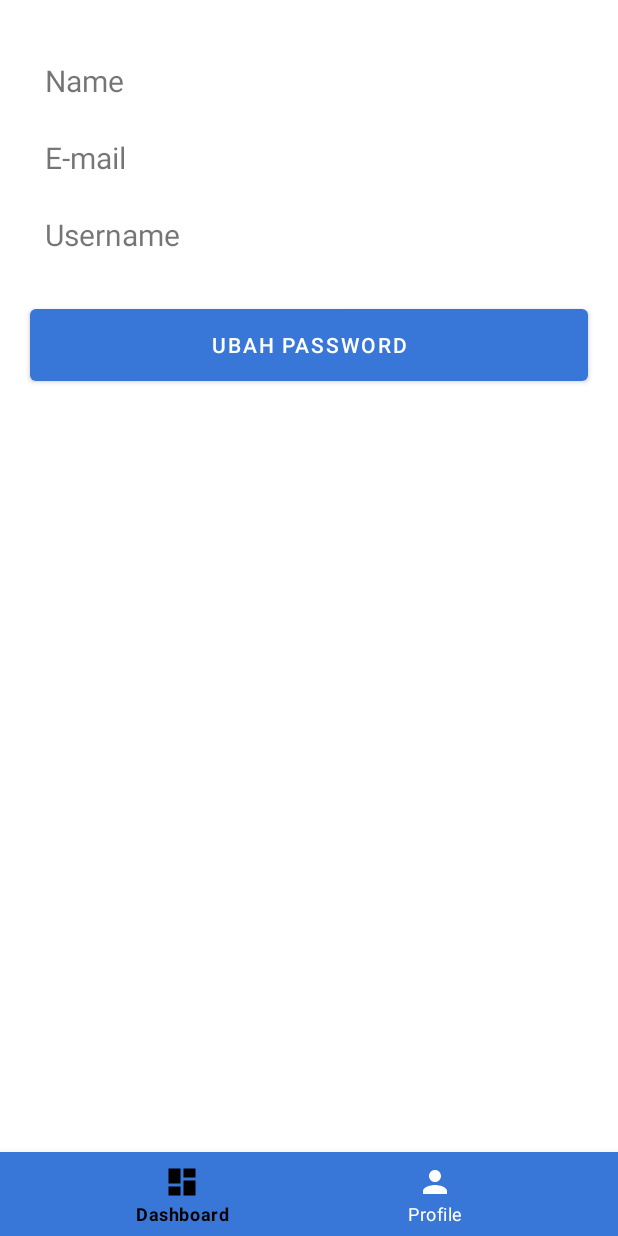
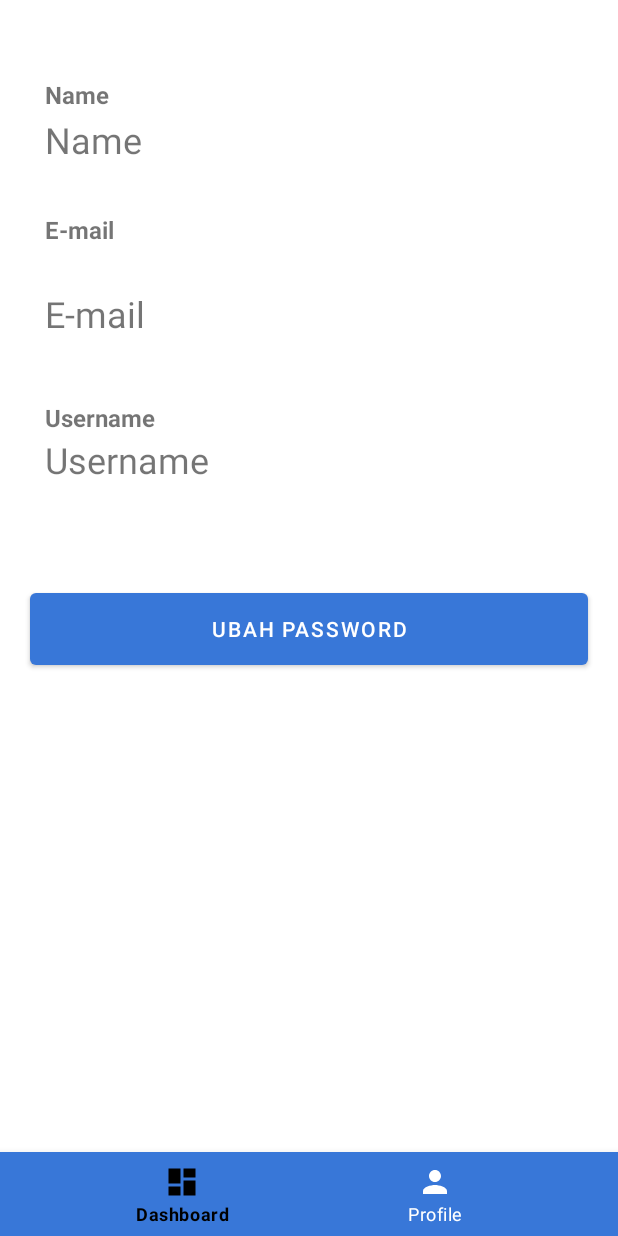
Before and after one commit to StringLAX/RoadSignSpotter, an Android app: the layout activity_profile.xml on its own in the app's theme, with its tools: preview values and no code run, on a phone screen of 412 x 824 dp. Run offline under Robolectric (Android 15) with nearby library versions, the phone set to English and light mode, and no system bars.

Commit message:
Capstone Started Day 23 (Making Proto UI)

```diff
--- a/app/src/main/java/com/c23ps203/roadsignspotter/ui/MainActivity.kt
+++ b/app/src/main/java/com/c23ps203/roadsignspotter/ui/MainActivity.kt
@@ -22,11 +22,11 @@ class MainActivity : AppCompatActivity() {
         binding = ActivityMainBinding.inflate(layoutInflater)
         setContentView(binding.root)
 
-        supportActionBar?.title = "Road-Sign Spotter" + " | " + "Main"
+        supportActionBar?.title = "Road-Sign Spotter" + " | " + "Dashboard"
 
         sharedPref = PreferenceHelper(this)
 
-        binding.tvName.text = "Hello ${sharedPref.getString(Constant.prefName).toString()}"
+        binding.tvName.text = sharedPref.getString(Constant.prefName).toString()
 
         Log.d("token", sharedPref.getString(Constant.prefToken).toString())
         Log.d("name", sharedPref.getString(Constant.prefName).toString())
--- /dev/null
+++ b/app/src/main/res/drawable/ic_email_24.xml
@@ -0,0 +1,5 @@
+<vector android:height="24dp" android:tint="#5A5A5A"
+    android:viewportHeight="24" android:viewportWidth="24"
+    android:width="24dp" xmlns:android="http://schemas.android.com/apk/res/android">
+    <path android:fillColor="@android:color/white" android:pathData="M20,4L4,4c-1.1,0 -1.99,0.9 -1.99,2L2,18c0,1.1 0.9,2 2,2h16c1.1,0 2,-0.9 2,-2L22,6c0,-1.1 -0.9,-2 -2,-2zM20,8l-8,5 -8,-5L4,6l8,5 8,-5v2z"/>
+</vector>
--- /dev/null
+++ b/app/src/main/res/drawable/ic_name_24.xml
@@ -0,0 +1,5 @@
+<vector android:height="24dp" android:tint="#5A5A5A"
+    android:viewportHeight="24" android:viewportWidth="24"
+    android:width="24dp" xmlns:android="http://schemas.android.com/apk/res/android">
+    <path android:fillColor="@android:color/white" android:pathData="M19,3H5C3.9,3 3,3.9 3,5v14c0,1.1 0.9,2 2,2h14c1.1,0 2,-0.9 2,-2V5C21,3.9 20.1,3 19,3zM12,6c1.93,0 3.5,1.57 3.5,3.5c0,1.93 -1.57,3.5 -3.5,3.5s-3.5,-1.57 -3.5,-3.5C8.5,7.57 10.07,6 12,6zM19,19H5v-0.23c0,-0.62 0.28,-1.2 0.76,-1.58C7.47,15.82 9.64,15 12,15s4.53,0.82 6.24,2.19c0.48,0.38 0.76,0.97 0.76,1.58V19z"/>
+</vector>
--- /dev/null
+++ b/app/src/main/res/drawable/ic_password_24.xml
@@ -0,0 +1,5 @@
+<vector android:height="24dp" android:tint="#5A5A5A"
+    android:viewportHeight="24" android:viewportWidth="24"
+    android:width="24dp" xmlns:android="http://schemas.android.com/apk/res/android">
+    <path android:fillColor="@android:color/white" android:pathData="M2,17h20v2H2V17zM3.15,12.95L4,11.47l0.85,1.48l1.3,-0.75L5.3,10.72H7v-1.5H5.3l0.85,-1.47L4.85,7L4,8.47L3.15,7l-1.3,0.75L2.7,9.22H1v1.5h1.7L1.85,12.2L3.15,12.95zM9.85,12.2l1.3,0.75L12,11.47l0.85,1.48l1.3,-0.75l-0.85,-1.48H15v-1.5h-1.7l0.85,-1.47L12.85,7L12,8.47L11.15,7l-1.3,0.75l0.85,1.47H9v1.5h1.7L9.85,12.2zM23,9.22h-1.7l0.85,-1.47L20.85,7L20,8.47L19.15,7l-1.3,0.75l0.85,1.47H17v1.5h1.7l-0.85,1.48l1.3,0.75L20,11.47l0.85,1.48l1.3,-0.75l-0.85,-1.48H23V9.22z"/>
+</vector>
--- /dev/null
+++ b/app/src/main/res/drawable/ic_username_24.xml
@@ -0,0 +1,5 @@
+<vector android:height="24dp" android:tint="#5A5A5A"
+    android:viewportHeight="24" android:viewportWidth="24"
+    android:width="24dp" xmlns:android="http://schemas.android.com/apk/res/android">
+    <path android:fillColor="@android:color/white" android:pathData="M12,2c-4.97,0 -9,4.03 -9,9 0,4.17 2.84,7.67 6.69,8.69L12,22l2.31,-2.31C18.16,18.67 21,15.17 21,11c0,-4.97 -4.03,-9 -9,-9zM12,4c1.66,0 3,1.34 3,3s-1.34,3 -3,3 -3,-1.34 -3,-3 1.34,-3 3,-3zM12,18.3c-2.5,0 -4.71,-1.28 -6,-3.22 0.03,-1.99 4,-3.08 6,-3.08 1.99,0 5.97,1.09 6,3.08 -1.29,1.94 -3.5,3.22 -6,3.22z"/>
+</vector>
--- a/app/src/main/res/layout/activity_login.xml
+++ b/app/src/main/res/layout/activity_login.xml
@@ -44,6 +44,8 @@
         android:layout_marginBottom="5dp"
         android:ems="10"
         android:hint="@string/email"
+        android:drawableStart="@drawable/ic_email_24"
+        android:drawablePadding="12dp"
         android:inputType="textEmailAddress"
         app:layout_constraintBottom_toBottomOf="parent"
         app:layout_constraintEnd_toEndOf="parent"
@@ -61,6 +63,8 @@
         android:layout_marginBottom="10dp"
         android:hint="@string/password"
         android:inputType="textPassword"
+        android:drawableStart="@drawable/ic_password_24"
+        android:drawablePadding="12dp"
         app:layout_constraintBottom_toBottomOf="parent"
         app:layout_constraintEnd_toEndOf="parent"
         app:layout_constraintStart_toStartOf="parent"
--- a/app/src/main/res/layout/activity_profile.xml
+++ b/app/src/main/res/layout/activity_profile.xml
@@ -10,17 +10,68 @@
         android:id="@+id/tv_name"
         android:layout_width="match_parent"
         android:layout_height="wrap_content"
+        android:layout_marginHorizontal="20dp"
         android:layout_marginTop="10dp"
-        android:layout_marginHorizontal="20dp"
         android:layout_marginBottom="2dp"
         android:padding="10dp"
         android:text="@string/name"
-        android:textSize="20sp"
+        android:textStyle="bold"
+        android:textSize="16sp"
         app:layout_constraintBottom_toTopOf="@+id/tv_username"
+        app:layout_constraintEnd_toEndOf="parent"
+        app:layout_constraintHorizontal_bias="0.4"
+        app:layout_constraintStart_toStartOf="parent"
+        app:layout_constraintTop_toTopOf="parent"
+        app:layout_constraintVertical_bias="0.159" />
+
+    <TextView
+        android:id="@+id/tv_show_name"
+        android:layout_width="match_parent"
+        android:layout_height="wrap_content"
+        android:layout_marginHorizontal="20dp"
+        android:layout_marginTop="10dp"
+        android:layout_marginBottom="2dp"
+        android:padding="10dp"
+        android:text="@string/name"
+        android:textSize="24sp"
+        app:layout_constraintBottom_toTopOf="@+id/tv_username"
+        app:layout_constraintEnd_toEndOf="parent"
+        app:layout_constraintHorizontal_bias="0.6"
+        app:layout_constraintStart_toStartOf="parent"
+        app:layout_constraintTop_toTopOf="parent"
+        app:layout_constraintVertical_bias="0.294" />
+
+    <TextView
+        android:id="@+id/tv_email"
+        android:layout_width="match_parent"
+        android:layout_height="wrap_content"
+        android:layout_below="@+id/tv_name"
+        android:layout_alignParentStart="true"
+        android:layout_alignParentEnd="true"
+        android:layout_marginHorizontal="20dp"
+        android:layout_marginTop="48dp"
+        android:padding="10dp"
+        android:text="@string/email"
+        android:textStyle="bold"
+        android:textSize="16sp"
+        app:layout_constraintEnd_toEndOf="parent"
+        app:layout_constraintStart_toStartOf="parent"
+        app:layout_constraintTop_toBottomOf="@id/tv_name" />
+
+    <TextView
+        android:id="@+id/tv_show_email"
+        android:layout_width="match_parent"
+        android:layout_height="wrap_content"
+        android:layout_marginHorizontal="20dp"
+        android:layout_marginTop="10dp"
+        android:padding="10dp"
+        android:text="@string/email"
+        android:textSize="24sp"
+        app:layout_constraintBottom_toTopOf="@+id/tv_show_username"
         app:layout_constraintEnd_toEndOf="parent"
         app:layout_constraintStart_toStartOf="parent"
         app:layout_constraintTop_toTopOf="parent"
-        app:layout_constraintVertical_bias="0.275" />
+        app:layout_constraintVertical_bias="0.793" />
 
     <TextView
         android:id="@+id/tv_username"
@@ -30,29 +81,29 @@
         android:layout_alignParentStart="true"
         android:layout_alignParentEnd="true"
         android:layout_marginHorizontal="20dp"
-        android:layout_marginTop="4dp"
         android:padding="10dp"
         android:text="@string/username"
-        android:textSize="20sp"
-        app:layout_constraintEnd_toEndOf="parent"
-        app:layout_constraintStart_toStartOf="parent"
-        app:layout_constraintTop_toBottomOf="@id/tv_email" />
+        android:textStyle="bold"
+        android:textSize="16sp"
+        app:layout_constraintBottom_toBottomOf="parent"
+        app:layout_constraintTop_toTopOf="parent"
+        app:layout_constraintVertical_bias="0.329"
+        tools:layout_editor_absoluteX="24dp" />
 
     <TextView
-        android:id="@+id/tv_email"
+        android:id="@+id/tv_show_username"
         android:layout_width="match_parent"
         android:layout_height="wrap_content"
-        android:layout_below="@+id/tv_name"
-        android:layout_alignParentStart="true"
-        android:layout_alignParentEnd="true"
         android:layout_marginHorizontal="20dp"
-        android:layout_marginTop="4dp"
         android:padding="10dp"
-        android:text="@string/email"
-        android:textSize="20sp"
+        android:text="@string/username"
+        android:textSize="24sp"
+        app:layout_constraintBottom_toBottomOf="parent"
         app:layout_constraintEnd_toEndOf="parent"
+        app:layout_constraintHorizontal_bias="0.6"
         app:layout_constraintStart_toStartOf="parent"
-        app:layout_constraintTop_toBottomOf="@id/tv_name" />
+        app:layout_constraintTop_toTopOf="parent"
+        app:layout_constraintVertical_bias="0.363" />
 
     <Button
         android:id="@+id/btn_change_password"
@@ -66,10 +117,9 @@
         android:text="@string/change_password"
         app:layout_constraintBottom_toTopOf="@+id/bottom_navigation"
         app:layout_constraintEnd_toEndOf="parent"
-        app:layout_constraintHorizontal_bias="0.6"
         app:layout_constraintStart_toStartOf="parent"
         app:layout_constraintTop_toBottomOf="@+id/tv_username"
-        app:layout_constraintVertical_bias="0.0" />
+        app:layout_constraintVertical_bias="0.19" />
 
     <com.google.android.material.bottomnavigation.BottomNavigationView
         android:id="@+id/bottom_navigation"
--- a/app/src/main/res/values/colors.xml
+++ b/app/src/main/res/values/colors.xml
@@ -22,4 +22,6 @@
     <color name="blue_on_primary_container">#001B3F</color>
     <color name="blue_on_secondary_container">#131C2C</color>
     <color name="blue_on_tertiary_container">#29132E</color>
+    <color name="asphalt_yellow">#D6A215</color>
+    <color name="asphalt_yellow_darker">#A27B0F</color>
 </resources>
--- a/app/src/main/res/values/strings.xml
+++ b/app/src/main/res/values/strings.xml
@@ -1,5 +1,6 @@
 <resources>
     <string name="app_name">Road-Sign Spotter</string>
+    <string name="hello">Hello!</string>
     <string name="logo">Logo</string>
     <string name="email">E-mail</string>
     <string name="password">Password</string>
@@ -10,6 +11,7 @@
     <string name="logout">Logout</string>
     <string name="register">Register</string>
     <string name="click_register">Register Here</string>
+    <string name="show_name"><u>Name</u></string>
     <string name="name">Name</string>
     <string name="username">Username</string>
     <string name="dont_have_account">Don\'t have an account?</string>
```
Also changed, not shown: app/src/main/java/com/c23ps203/roadsignspotter/ui/ProfileActivity.kt (+11 -7 lines), app/src/main/res/layout/activity_main.xml (+25 -10 lines), app/src/main/res/layout/activity_register.xml (+8 -2 lines), app/src/main/res/drawable/btn_ambilgambar.png (added), app/src/main/res/drawable/btn_ambilgambar_kuning.png (added), app/src/main/res/drawable/btn_deteksi.png (added), app/src/main/res/drawable/btn_deteksi_kuning.png (added), 1 other file.
